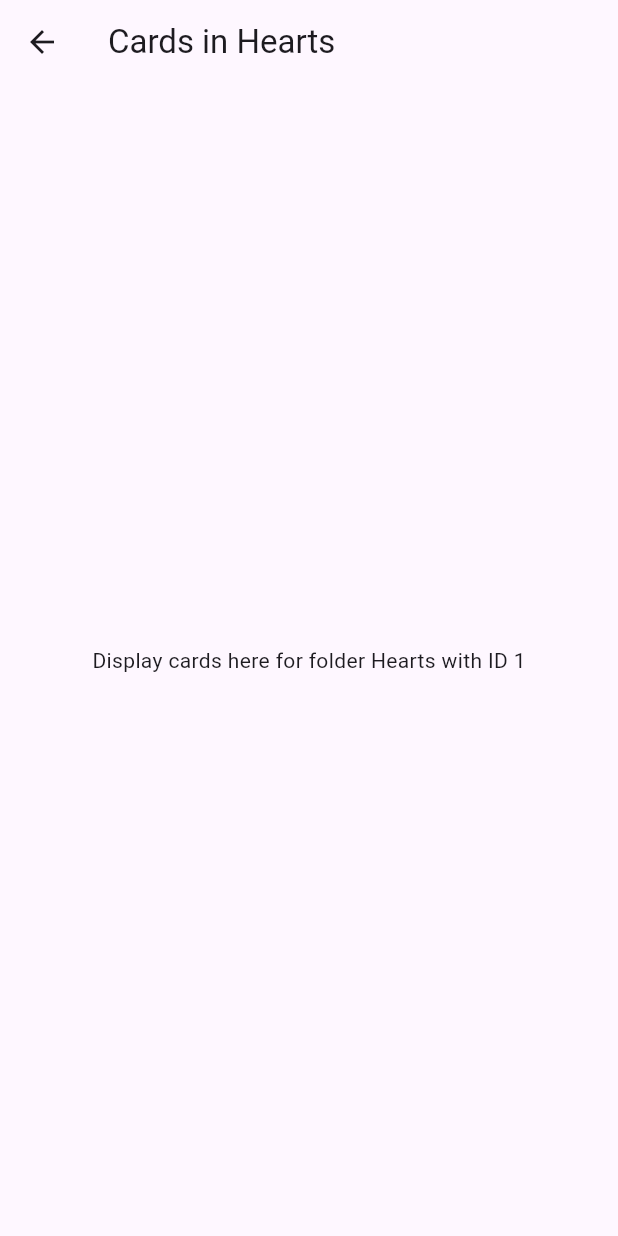
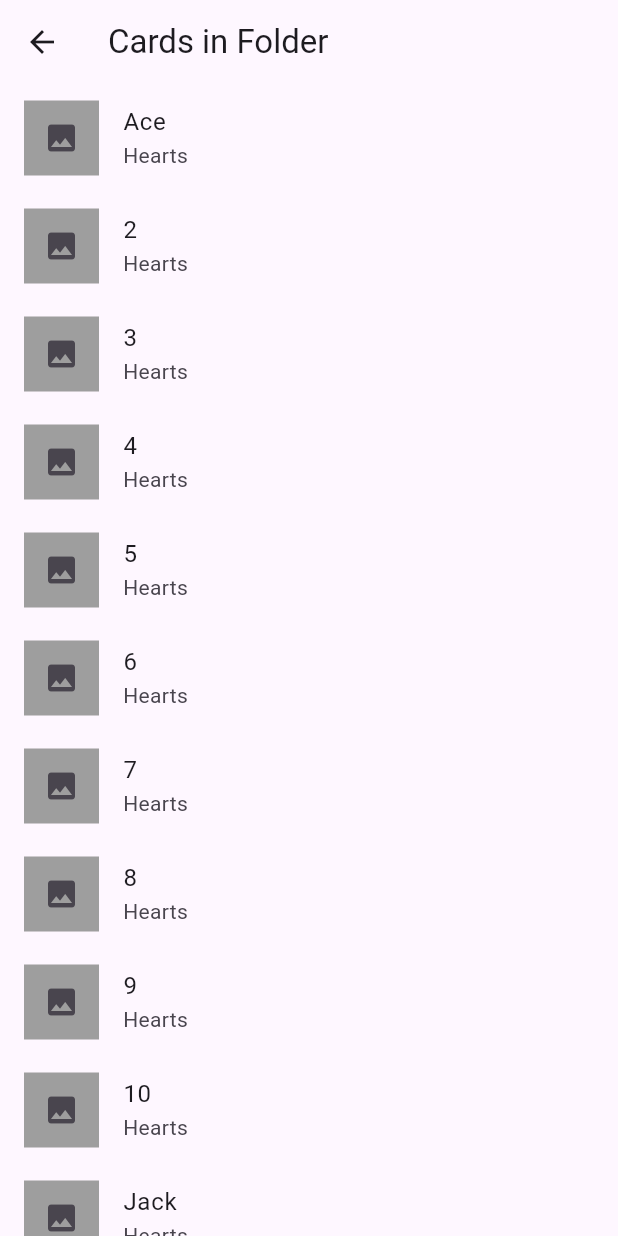
Before and after one commit to navedn/card_organizer_app, a Flutter app: the screen it shows after launch, after a tap on "Hearts", on a phone screen of 412 x 824 dp. Run offline on Flutter 3.47's test engine with Material 3 defaults, Android fonts, the phone set to English and light mode, and no system bars; our stand-ins replace sqflite; accounts and stored records are empty.

Commit message:
Added placeholders for the images, functionality works now

```diff
--- a/lib/CardsScreen.dart
+++ b/lib/CardsScreen.dart
@@ -17,11 +17,36 @@ class CardsScreen extends StatelessWidget {
   Widget build(BuildContext context) {
     return Scaffold(
       appBar: AppBar(
-        title: Text('Cards in $folderName'),
+        title: Text("Cards in Folder"),
       ),
-      body: Center(
-        child:
-            Text('Display cards here for folder $folderName with ID $folderID'),
+      body: FutureBuilder<List<Map<String, dynamic>>>(
+        future: dbHelper.getCardsInFolder(folderID),
+        builder: (context, snapshot) {
+          if (snapshot.connectionState == ConnectionState.waiting) {
+            return Center(child: CircularProgressIndicator());
+          } else if (snapshot.hasError) {
+            return Center(child: Text('Error: ${snapshot.error}'));
+          } else if (!snapshot.hasData || snapshot.data!.isEmpty) {
+            return Center(child: Text('No Cards Found'));
+          } else {
+            var cards = snapshot.data!;
+            return ListView.builder(
+              itemCount: cards.length,
+              itemBuilder: (context, index) {
+                return ListTile(
+                  title: Text(cards[index][DatabaseHelper.cardName]),
+                  subtitle: Text(cards[index][DatabaseHelper.cardSuit]),
+                  leading: Container(
+                    width: 50,
+                    height: 50,
+                    color: Colors.grey, // You can customize this placeholder
+                    child: Icon(Icons.image), // Placeholder icon
+                  ),
+                );
+              },
+            );
+          }
+        },
       ),
     );
   }
--- a/lib/FolderScreen.dart
+++ b/lib/FolderScreen.dart
@@ -7,32 +7,35 @@ class FoldersScreen extends StatelessWidget {
 
   FoldersScreen({required this.dbHelper, Key? key}) : super(key: key);
 
-  final List<Map<String, dynamic>> folders = [
-    {'name': 'Hearts', 'id': 1},
-    {'name': 'Clubs', 'id': 2},
-    {'name': 'Spades', 'id': 3},
-    {'name': 'Diamonds', 'id': 4},
-  ];
-
   @override
   Widget build(BuildContext context) {
     return Scaffold(
       appBar: AppBar(
-        title: const Text('Card Organizer'),
+        title: Text("Folders"),
       ),
-      body: ListView.builder(
+      body: FutureBuilder<List<Map<String, dynamic>>>(
+        future: dbHelper.getFolders(),
+        builder: (context, snapshot) {
+          if (snapshot.connectionState == ConnectionState.waiting) {
+            return Center(child: CircularProgressIndicator());
+          } else if (snapshot.hasError) {
+            return Center(child: Text('Error: ${snapshot.error}'));
+          } else if (!snapshot.hasData || snapshot.data!.isEmpty) {
+            return Center(child: Text('No Folders Found'));
+          } else {
+            var folders = snapshot.data!;
+            return ListView.builder(
               itemCount: folders.length,
               itemBuilder: (context, index) {
                 return ListTile(
-            title: Text(folders[index]['name']),
+                  title: Text(folders[index][DatabaseHelper.folderName]),
                   onTap: () {
-              // Pass both folderID and dbHelper to the CardsScreen
                     Navigator.push(
                       context,
                       MaterialPageRoute(
                         builder: (context) => CardsScreen(
-                    folderID: folders[index]['id'],
-                    folderName: folders[index]['name'],
+                          folderID: folders[index][DatabaseHelper.folderId],
+                          folderName: folders[index][DatabaseHelper.folderName],
                           dbHelper: dbHelper,
                         ),
                       ),
@@ -40,6 +43,9 @@ class FoldersScreen extends StatelessWidget {
                   },
                 );
               },
+            );
+          }
+        },
       ),
     );
   }
--- a/lib/database_helper.dart
+++ b/lib/database_helper.dart
@@ -91,7 +91,7 @@ CREATE TABLE $cardsTable (
       for (int i = 1; i <= 13; i++) {
         String cardName = _getCardName(i);
         String imageUrl =
-            'https://example.com/images/$cardName-of-$suit.png'; // Example URL format
+            'https://picsum.photos/250?image=9'; // Example URL format
         cards.add({
           DatabaseHelper.cardName: cardName, // Use 'name' or cardName constant
           DatabaseHelper.cardSuit: suit,
```
Lines whose indentation alone changed are shown as unchanged.
